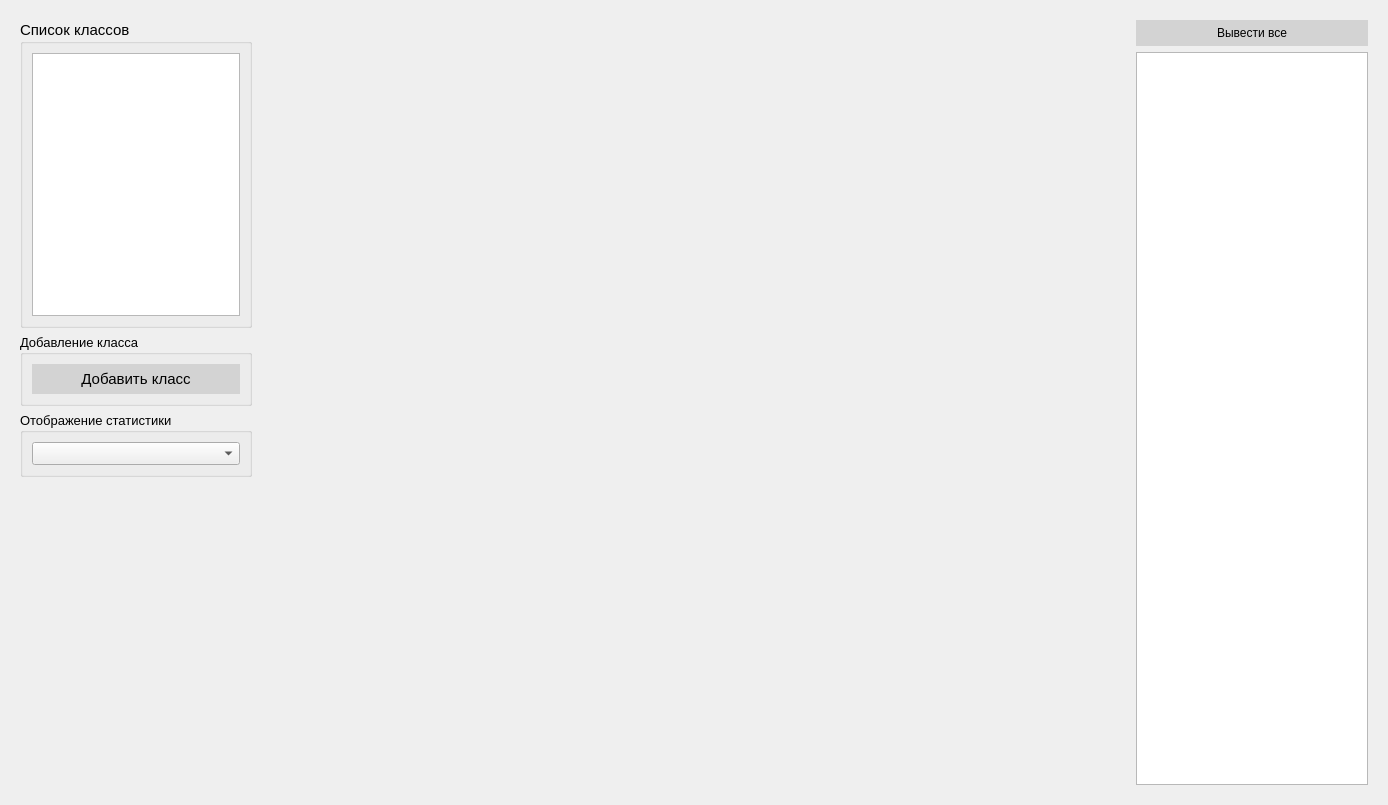
First picture: the form in desktop_app/design/classes_page.ui, repository ivansoya/neural-master, before the edit.
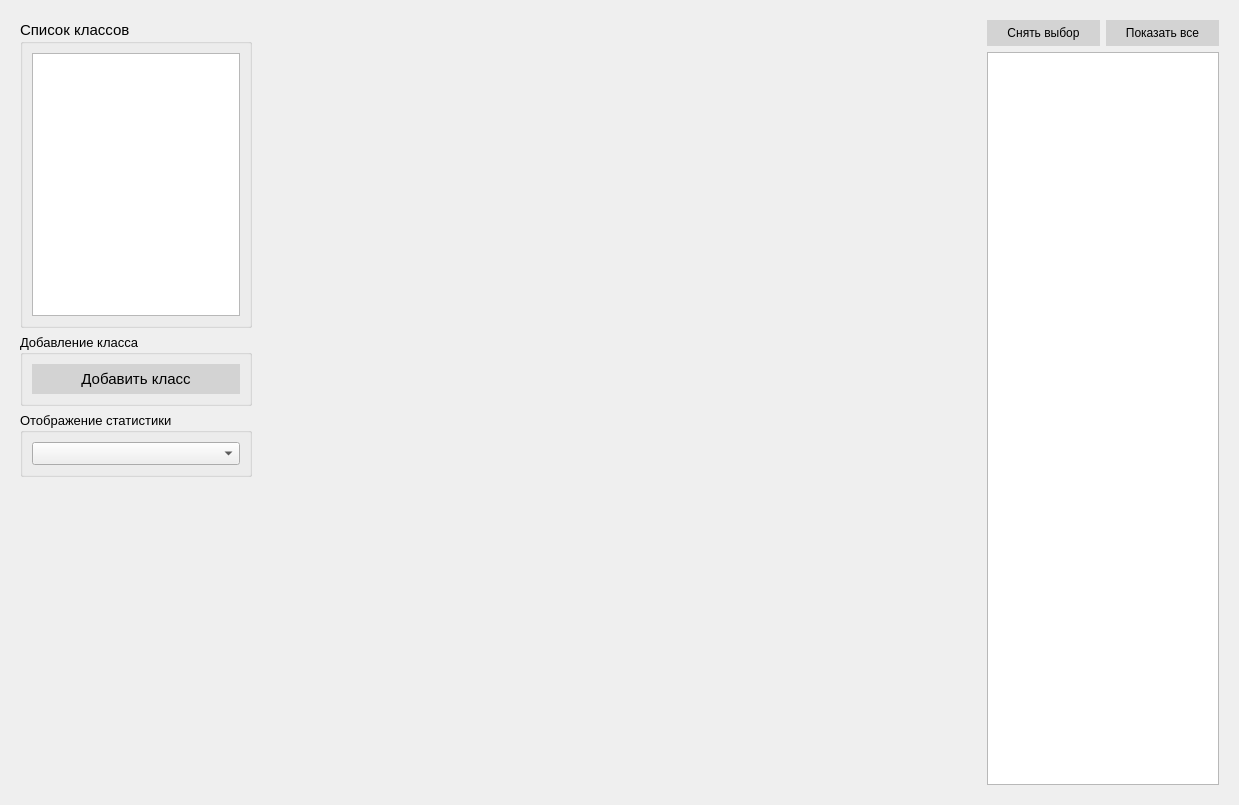
Second picture: the form after the edit. Custom widgets are drawn as their Qt base class.

Diff of the .ui file:
```diff
--- a/desktop_app/design/classes_page.ui
+++ b/desktop_app/design/classes_page.ui
@@ -6,7 +6,7 @@
    <rect>
     <x>0</x>
     <y>0</y>
-    <width>1388</width>
+    <width>1239</width>
     <height>805</height>
    </rect>
   </property>
@@ -152,12 +152,23 @@
        </property>
        <layout class="QVBoxLayout" name="verticalLayout">
         <item>
+         <layout class="QHBoxLayout" name="horizontalLayout_2">
+          <item>
+           <widget class="QPushButton" name="pushButton">
+            <property name="text">
+             <string>Снять выбор</string>
+            </property>
+           </widget>
+          </item>
+          <item>
          <widget class="QPushButton" name="button_show_all">
           <property name="text">
-           <string>Вывести все</string>
+             <string>Показать все</string>
           </property>
          </widget>
         </item>
+         </layout>
+        </item>
         <item>
          <widget class="QListWidget" name="list_stat_item">
           <property name="maximumSize">
```
Left out of the diff: 2 changed lines with no effect on the pictures. Lines whose indentation alone changed are shown as unchanged.
